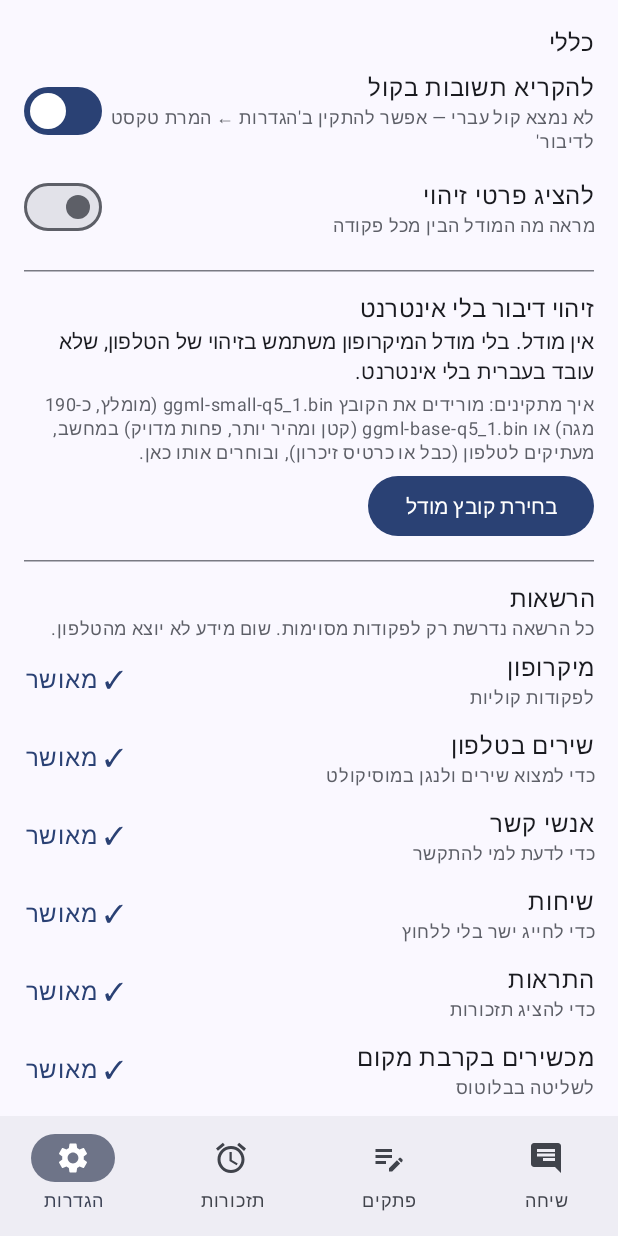
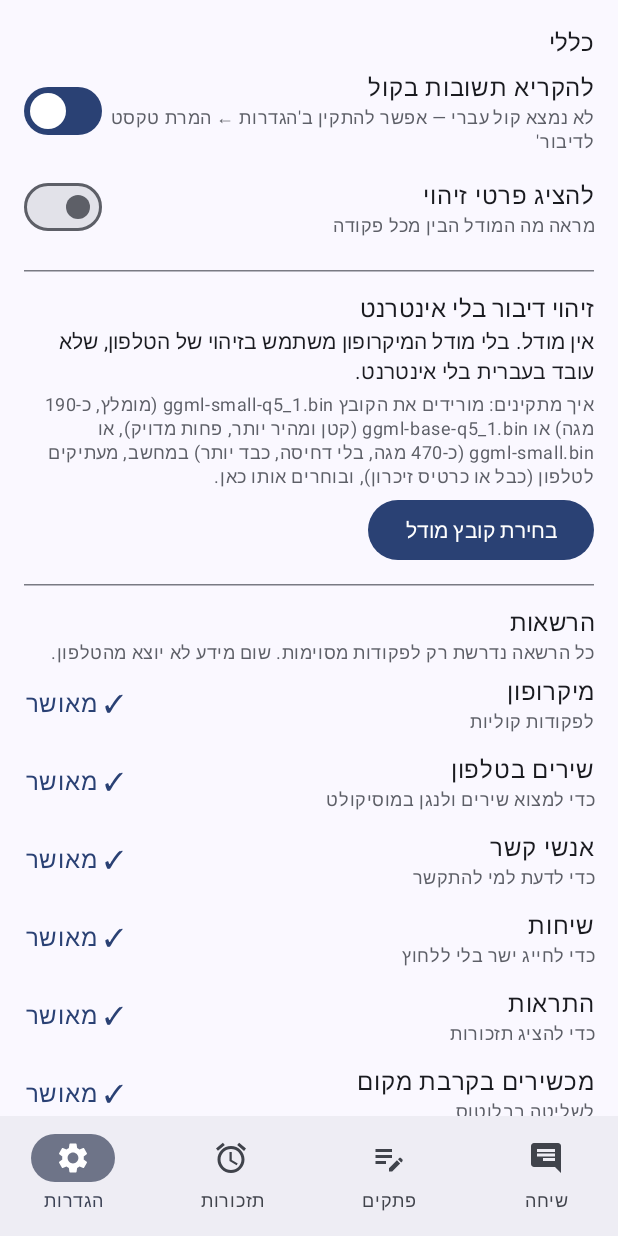
Before and after one commit to BSDBSDBSDBSD/Personal-tool, an Android app built with Jetpack Compose: the screen it shows after launch (MainActivity), item 4 of the bottom bar chosen, on a phone screen of 412 x 824 dp. Run offline under Robolectric (Android 15) with nearby library versions, the phone set to English and light mode, and no system bars; network calls fail; 1 statement that could not run was skipped.

Commit message:
Publish the unquantized ggml-small.bin model too
Co-Authored-By: Claude Opus 5.5 <noreply@anthropic.com>
Claude-Session: https://claude.ai/code/session_01MezBtMPoLzfVBGMsAkQa9w

```diff
--- a/app/src/main/java/com/ozer/assistant/ui/SettingsScreen.kt
+++ b/app/src/main/java/com/ozer/assistant/ui/SettingsScreen.kt
@@ -152,7 +152,7 @@ private fun SpeechModelSection(vm: AssistantViewModel) {
     )
     Text(
         "איך מתקינים: מורידים את הקובץ ggml-small-q5_1.bin (מומלץ, כ-190 מגה) או ggml-base-q5_1.bin " +
-            "(קטן ומהיר יותר, פחות מדויק) במחשב, מעתיקים לטלפון (כבל או כרטיס זיכרון), ובוחרים אותו כאן.",
+            "(קטן ומהיר יותר, פחות מדויק), או ggml-small.bin (כ-470 מגה, בלי דחיסה, כבד יותר) במחשב, מעתיקים לטלפון (כבל או כרטיס זיכרון), ובוחרים אותו כאן.",
         style = MaterialTheme.typography.bodySmall, color = MaterialTheme.colorScheme.outline,
         modifier = Modifier.padding(vertical = 4.dp),
     )
```
Also changed, not shown: 2 other files.
